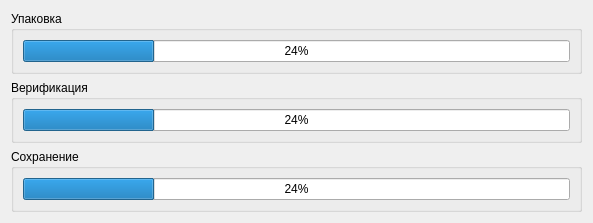
The window that ScreamingMercury/ProgressWindow.ui (Ingener74/Small-Screwdriver) describes before a commit, drawn with Qt 5.
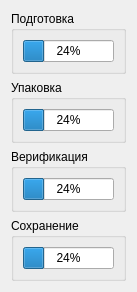
The same window after the commit. Icons and pictures are not drawn.

What changed in the file:
```diff
--- a/ScreamingMercury/ProgressWindow.ui
+++ b/ScreamingMercury/ProgressWindow.ui
@@ -6,8 +6,8 @@
    <rect>
     <x>0</x>
     <y>0</y>
-    <width>593</width>
-    <height>220</height>
+    <width>133</width>
+    <height>289</height>
    </rect>
   </property>
   <property name="windowTitle">
@@ -18,6 +18,22 @@
     <normaloff>:/main/images/screwdriver.png</normaloff>:/main/images/screwdriver.png</iconset>
   </property>
   <layout class="QVBoxLayout" name="verticalLayout_2">
+   <item>
+    <widget class="QGroupBox" name="prepareGroupBox">
+     <property name="title">
+      <string>Подготовка</string>
+     </property>
+     <layout class="QVBoxLayout" name="verticalLayout_5">
+      <item>
+       <widget class="QProgressBar" name="prepareProgressBar">
+        <property name="value">
+         <number>24</number>
+        </property>
+       </widget>
+      </item>
+     </layout>
+    </widget>
+   </item>
    <item>
     <widget class="QGroupBox" name="groupBox">
      <property name="title">
```
